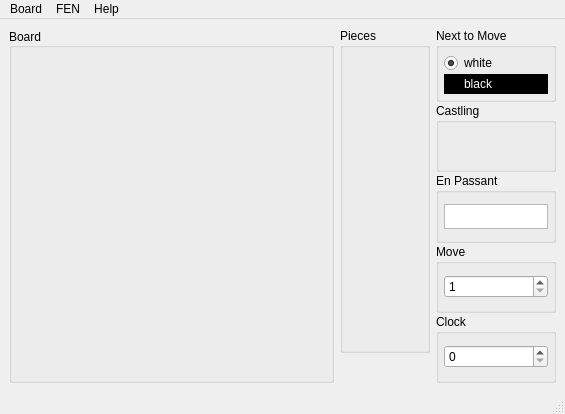
First picture: the form in MzChess/buildFen.ui, repository ReinhardM-dev/MzChess, before the edit.
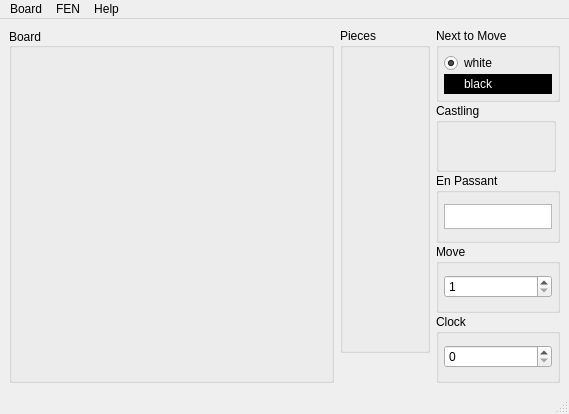
Second picture: the form after the edit. Custom widgets are drawn as their Qt base class.

Diff of the .ui file:
```diff
--- a/MzChess/buildFen.ui
+++ b/MzChess/buildFen.ui
@@ -6,7 +6,7 @@
    <rect>
     <x>0</x>
     <y>0</y>
-    <width>562</width>
+    <width>569</width>
     <height>414</height>
    </rect>
   </property>
@@ -348,7 +348,7 @@
     <rect>
      <x>0</x>
      <y>0</y>
-     <width>562</width>
+     <width>569</width>
      <height>21</height>
     </rect>
    </property>
```
Left out of the diff: 12 changed lines with no effect on the pictures.
